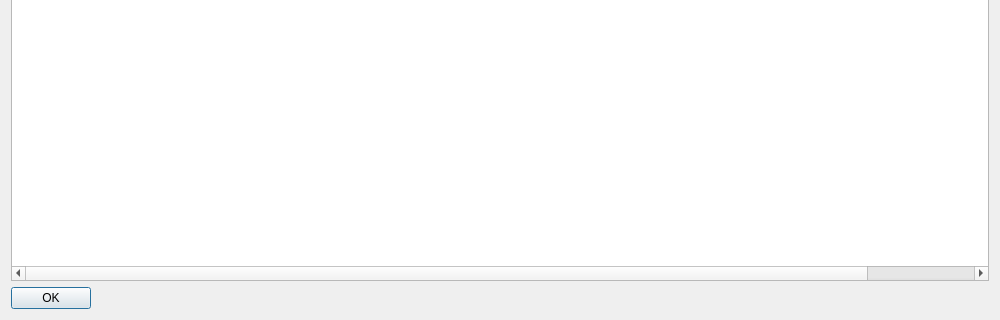
The window that src/qt/forms/coincontroldialog.ui (EverGreenCoinDev/EverGreenCoin) describes before a commit, drawn with Qt 5; both pictures show x 0 to 1000 and y 180 to 500 of the 1000 by 500 pixel window.
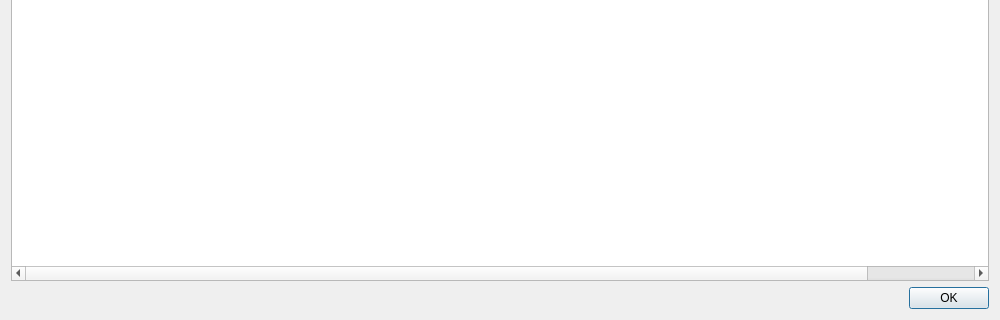
The same window after the commit. Custom widgets are drawn as their Qt base class.

Commit message: coin control right align 'OK' button, font color of amount in recent transactions list of overview

Patch:
```diff
--- a/src/qt/forms/coincontroldialog.ui
+++ b/src/qt/forms/coincontroldialog.ui
@@ -506,6 +506,9 @@
        <verstretch>0</verstretch>
       </sizepolicy>
      </property>
+     <property name="layoutDirection">
+      <enum>Qt::RightToLeft</enum>
+     </property>
      <property name="orientation">
       <enum>Qt::Horizontal</enum>
      </property>
```
The commit also changes 1 other file.
